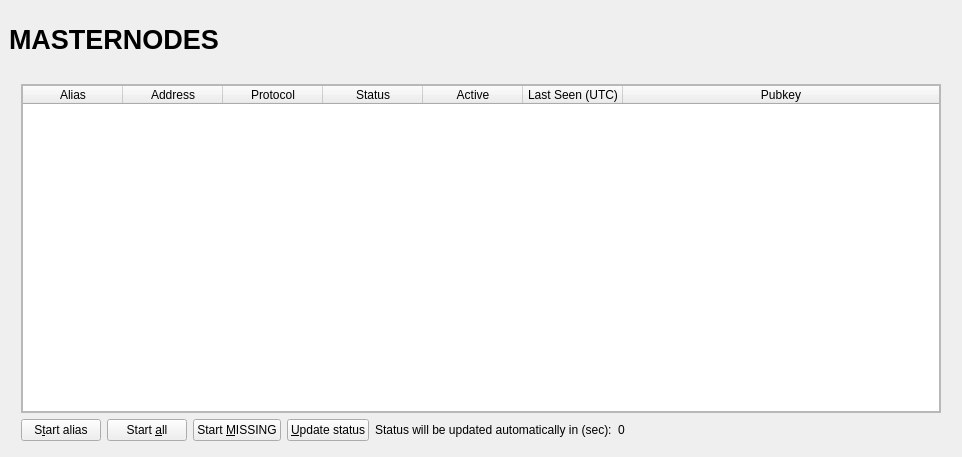
Qt form src/qt/forms/masternodelist.ui (myceworld/myce) before a commit.
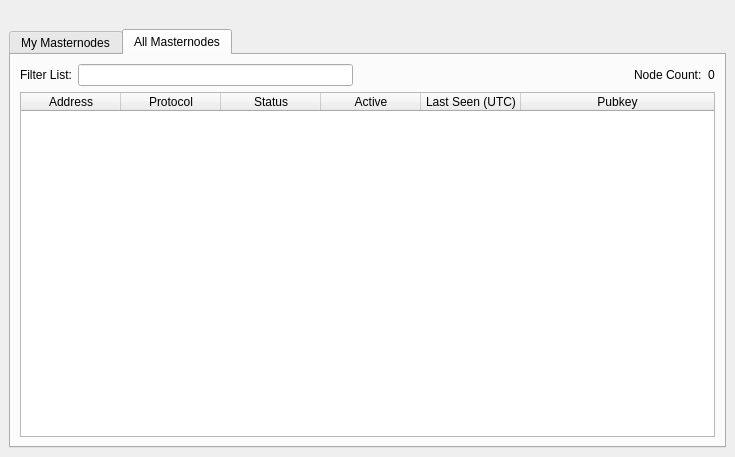
The same form after that commit. The open tabs and pages were chosen to show the change.

What changed in the file:
```diff
--- a/src/qt/forms/masternodelist.ui
+++ b/src/qt/forms/masternodelist.ui
@@ -6,7 +6,7 @@
    <rect>
     <x>0</x>
     <y>0</y>
-    <width>962</width>
+    <width>723</width>
     <height>457</height>
    </rect>
   </property>
@@ -14,16 +14,7 @@
    <string>Form</string>
   </property>
   <layout class="QVBoxLayout" name="topLayout" stretch="0">
-   <property name="leftMargin">
-    <number>9</number>
-   </property>
-   <property name="topMargin">
-    <number>9</number>
-   </property>
-   <property name="rightMargin">
-    <number>9</number>
-   </property>
-   <property name="bottomMargin">
+   <property name="margin">
     <number>9</number>
    </property>
    <item>
@@ -32,50 +23,7 @@
       <number>0</number>
      </property>
      <item>
-      <widget class="QFrame" name="frame_Header">
-       <layout class="QVBoxLayout" name="verticalLayout_4">
-        <property name="leftMargin">
-         <number>0</number>
-        </property>
-        <property name="topMargin">
-         <number>0</number>
-        </property>
-        <property name="rightMargin">
-         <number>0</number>
-        </property>
-        <property name="bottomMargin">
-         <number>0</number>
-        </property>
-        <item>
-         <layout class="QHBoxLayout" name="horizontalLayout_Header" stretch="1,0,1">
-          <item>
-           <widget class="QLabel" name="labelOverviewHeaderLeft">
-            <property name="minimumSize">
-             <size>
-              <width>464</width>
-              <height>60</height>
-             </size>
-            </property>
-            <property name="maximumSize">
-             <size>
-              <width>16777215</width>
-              <height>60</height>
-             </size>
-            </property>
-            <property name="font">
-             <font>
-              <pointsize>20</pointsize>
-              <weight>75</weight>
-              <bold>true</bold>
-             </font>
-            </property>
-            <property name="text">
-             <string>MASTERNODES</string>
-            </property>
-           </widget>
-          </item>
-          <item>
-           <spacer name="horizontalSpacer">
+      <spacer name="horizontalSpacer0">
             <property name="orientation">
              <enum>Qt::Horizontal</enum>
             </property>
@@ -88,122 +36,39 @@
            </spacer>
           </item>
           <item>
-           <widget class="QLabel" name="labelOverviewHeaderRight">
-            <property name="minimumSize">
-             <size>
-              <width>464</width>
-              <height>60</height>
-             </size>
-            </property>
-            <property name="maximumSize">
-             <size>
-              <width>16777215</width>
-              <height>60</height>
-             </size>
-            </property>
-            <property name="font">
-             <font>
-              <pointsize>14</pointsize>
-             </font>
-            </property>
-            <property name="text">
-             <string/>
-            </property>
-            <property name="alignment">
-             <set>Qt::AlignRight|Qt::AlignTrailing|Qt::AlignVCenter</set>
-            </property>
-           </widget>
-          </item>
-         </layout>
-        </item>
-       </layout>
-      </widget>
-     </item>
-     <item>
-      <widget class="QFrame" name="frame_BG">
-       <layout class="QVBoxLayout" name="verticalLayout_3">
-        <property name="leftMargin">
-         <number>6</number>
-        </property>
-        <property name="topMargin">
-         <number>6</number>
-        </property>
-        <property name="rightMargin">
-         <number>6</number>
-        </property>
-        <property name="bottomMargin">
-         <number>6</number>
-        </property>
-        <item>
-         <widget class="QFrame" name="frame_Content">
-          <layout class="QVBoxLayout" name="verticalLayout">
-           <property name="spacing">
+      <widget class="QTabWidget" name="tabWidget">
+       <property name="currentIndex">
             <number>0</number>
            </property>
-           <property name="leftMargin">
-            <number>0</number>
-           </property>
-           <property name="topMargin">
-            <number>0</number>
-           </property>
-           <property name="rightMargin">
-            <number>0</number>
-           </property>
-           <property name="bottomMargin">
-            <number>0</number>
-           </property>
-           <item>
+       <widget class="QWidget" name="tabMyMasternodes">
+        <attribute name="title">
+         <string>My Masternodes</string>
+        </attribute>
             <layout class="QGridLayout" name="gridLayout_2">
-             <property name="spacing">
-              <number>2</number>
-             </property>
              <item row="0" column="0">
-              <widget class="QFrame" name="frameList">
                <layout class="QVBoxLayout" name="verticalLayout_2">
-                <property name="leftMargin">
-                 <number>6</number>
-                </property>
-                <property name="rightMargin">
-                 <number>6</number>
-                </property>
                 <property name="bottomMargin">
-                 <number>1</number>
-                </property>
-                <item>
-                 <widget class="QFrame" name="frameTableBg">
-                  <property name="minimumSize">
-                   <size>
-                    <width>400</width>
-                    <height>0</height>
-                   </size>
-                  </property>
-                  <property name="frameShape">
-                   <enum>QFrame::StyledPanel</enum>
-                  </property>
-                  <property name="frameShadow">
-                   <enum>QFrame::Raised</enum>
-                  </property>
-                  <layout class="QHBoxLayout" name="horizontalLayout">
-                   <property name="spacing">
                     <number>0</number>
                    </property>
-                   <property name="leftMargin">
-                    <number>0</number>
-                   </property>
-                   <property name="topMargin">
-                    <number>0</number>
-                   </property>
-                   <property name="rightMargin">
-                    <number>0</number>
-                   </property>
+           <item>
+            <layout class="QHBoxLayout" name="horizontalLayout_note">
                    <property name="bottomMargin">
                     <number>0</number>
                    </property>
+             <item>
+              <widget class="QLabel" name="updateNote">
+               <property name="text">
+                <string>Note: Status of your masternodes in local wallet can potentially be slightly incorrect.&lt;br /&gt;Always wait for wallet to sync additional data and then double check from another node&lt;br /&gt;if your node should be running but you still see &quot;MISSING&quot; in &quot;Status&quot; field.</string>
+               </property>
+              </widget>
+             </item>
+            </layout>
+           </item>
                    <item>
                     <widget class="QTableWidget" name="tableWidgetMyMasternodes">
                      <property name="minimumSize">
                       <size>
-                       <width>400</width>
+               <width>695</width>
                        <height>0</height>
                       </size>
                      </property>
@@ -262,6 +127,9 @@
                      <attribute name="horizontalHeaderStretchLastSection">
                       <bool>true</bool>
                      </attribute>
+             <attribute name="ResizeMode">
+              <enum>QHeaderView::Interactive</enum>
+             </attribute>
                      <column>
                       <property name="text">
                        <string>Alias</string>
@@ -299,9 +167,6 @@
                      </column>
                     </widget>
                    </item>
-                  </layout>
-                 </widget>
-                </item>
                 <item>
                  <layout class="QHBoxLayout" name="horizontalLayout_5">
                   <property name="bottomMargin">
@@ -365,14 +230,153 @@
                  </layout>
                 </item>
                </layout>
-              </widget>
-             </item>
-            </layout>
-           </item>
-          </layout>
-         </widget>
-        </item>
-       </layout>
+         </item>
+        </layout>
+       </widget>
+       <widget class="QWidget" name="tabAllMasternodes">
+        <attribute name="title">
+         <string>All Masternodes</string>
+        </attribute>
+        <layout class="QGridLayout" name="gridLayout">
+         <item row="1" column="0">
+          <widget class="QTableWidget" name="tableWidgetMasternodes">
+           <property name="palette">
+            <palette>
+             <active>
+              <colorrole role="Text">
+               <brush brushstyle="SolidPattern">
+                <color alpha="255">
+                 <red>51</red>
+                 <green>51</green>
+                 <blue>51</blue>
+                </color>
+               </brush>
+              </colorrole>
+             </active>
+             <inactive>
+              <colorrole role="Text">
+               <brush brushstyle="SolidPattern">
+                <color alpha="255">
+                 <red>51</red>
+                 <green>51</green>
+                 <blue>51</blue>
+                </color>
+               </brush>
+              </colorrole>
+             </inactive>
+             <disabled>
+              <colorrole role="Text">
+               <brush brushstyle="SolidPattern">
+                <color alpha="255">
+                 <red>85</red>
+                 <green>85</green>
+                 <blue>85</blue>
+                </color>
+               </brush>
+              </colorrole>
+             </disabled>
+            </palette>
+           </property>
+           <property name="editTriggers">
+            <set>QAbstractItemView::NoEditTriggers</set>
+           </property>
+           <property name="alternatingRowColors">
+            <bool>true</bool>
+           </property>
+           <property name="selectionBehavior">
+            <enum>QAbstractItemView::SelectRows</enum>
+           </property>
+           <property name="sortingEnabled">
+            <bool>true</bool>
+           </property>
+           <attribute name="horizontalHeaderStretchLastSection">
+            <bool>true</bool>
+           </attribute>
+           <attribute name="ResizeMode">
+            <enum>QHeaderView::Interactive</enum>
+           </attribute>
+           <column>
+            <property name="text">
+             <string>Address</string>
+            </property>
+           </column>
+           <column>
+            <property name="text">
+             <string>Protocol</string>
+            </property>
+           </column>
+           <column>
+            <property name="text">
+             <string>Status</string>
+            </property>
+           </column>
+           <column>
+            <property name="text">
+             <string>Active</string>
+            </property>
+           </column>
+           <column>
+            <property name="text">
+             <string>Last Seen (UTC)</string>
+            </property>
+           </column>
+           <column>
+            <property name="text">
+             <string>Pubkey</string>
+            </property>
+           </column>
+          </widget>
+         </item>
+         <item row="0" column="0">
+          <layout class="QHBoxLayout" name="horizontalLayout_3">
+           <property name="bottomMargin">
+            <number>0</number>
+           </property>
+           <item>
+            <widget class="QLabel" name="label_filter">
+             <property name="text">
+              <string>Filter List:</string>
+             </property>
+            </widget>
+           </item>
+           <item>
+            <widget class="QLineEdit" name="filterLineEdit">
+             <property name="toolTip">
+              <string>Filter masternode list</string>
+             </property>
+            </widget>
+           </item>
+           <item>
+            <spacer name="horizontalSpacer_3">
+             <property name="orientation">
+              <enum>Qt::Horizontal</enum>
+             </property>
+             <property name="sizeHint" stdset="0">
+              <size>
+               <width>10</width>
+               <height>20</height>
+              </size>
+             </property>
+            </spacer>
+           </item>
+           <item>
+            <widget class="QLabel" name="label_count">
+             <property name="text">
+              <string>Node Count:</string>
+             </property>
+            </widget>
+           </item>
+           <item>
+            <widget class="QLabel" name="countLabel">
+             <property name="text">
+              <string>0</string>
+             </property>
+            </widget>
+           </item>
+          </layout>
+         </item>
+        </layout>
+       </widget>
       </widget>
      </item>
     </layout>
```
Lines whose indentation alone changed are shown as unchanged.
